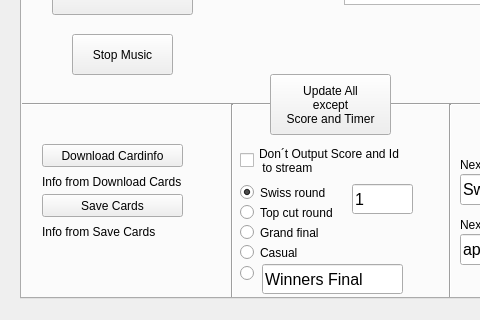
Qt form scoreboardmain.ui (purpletechnician/Scoreboard-for-Netrunner) before a commit; both pictures show x 0 to 480 and y 561 to 881 of the 1201 by 881 pixel window.
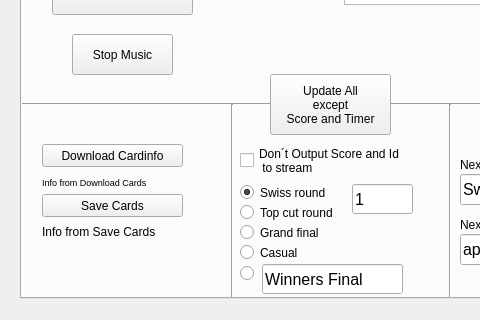
The same form after that commit.

What changed in the file:
```diff
--- a/scoreboardmain.ui
+++ b/scoreboardmain.ui
@@ -815,6 +815,11 @@
         <height>16</height>
        </rect>
       </property>
+      <property name="font">
+       <font>
+        <pointsize>7</pointsize>
+       </font>
+      </property>
       <property name="text">
        <string>Info from Download Cards</string>
       </property>
```
Left out of the diff: 114 changed lines with no effect on the pictures.
